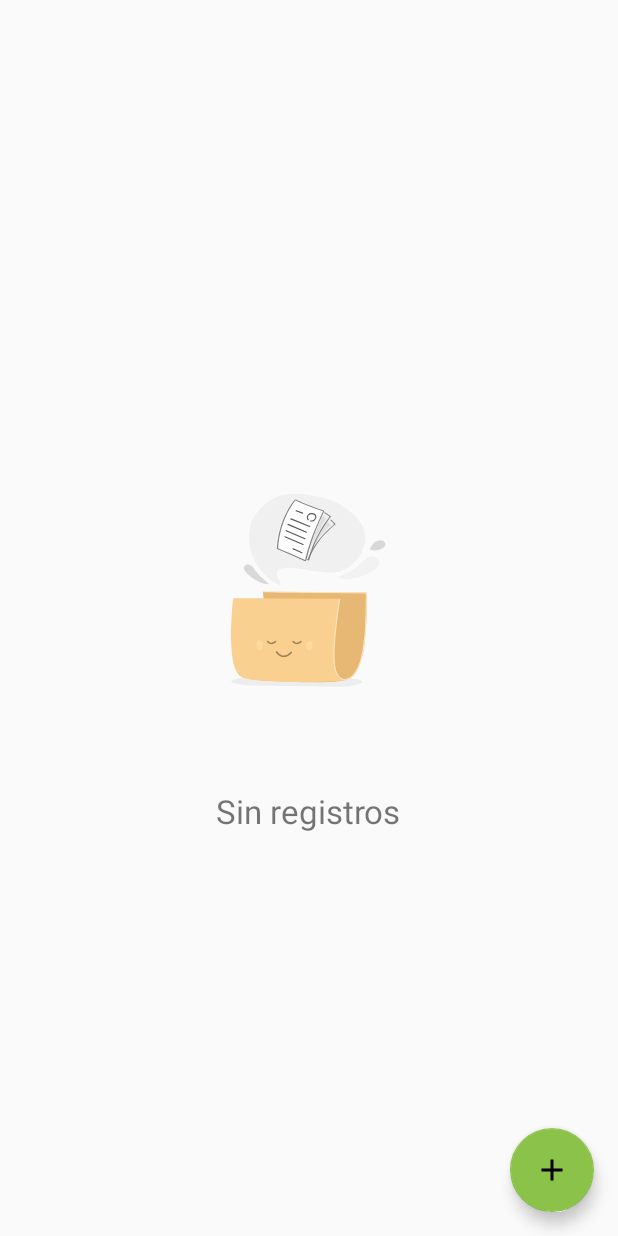
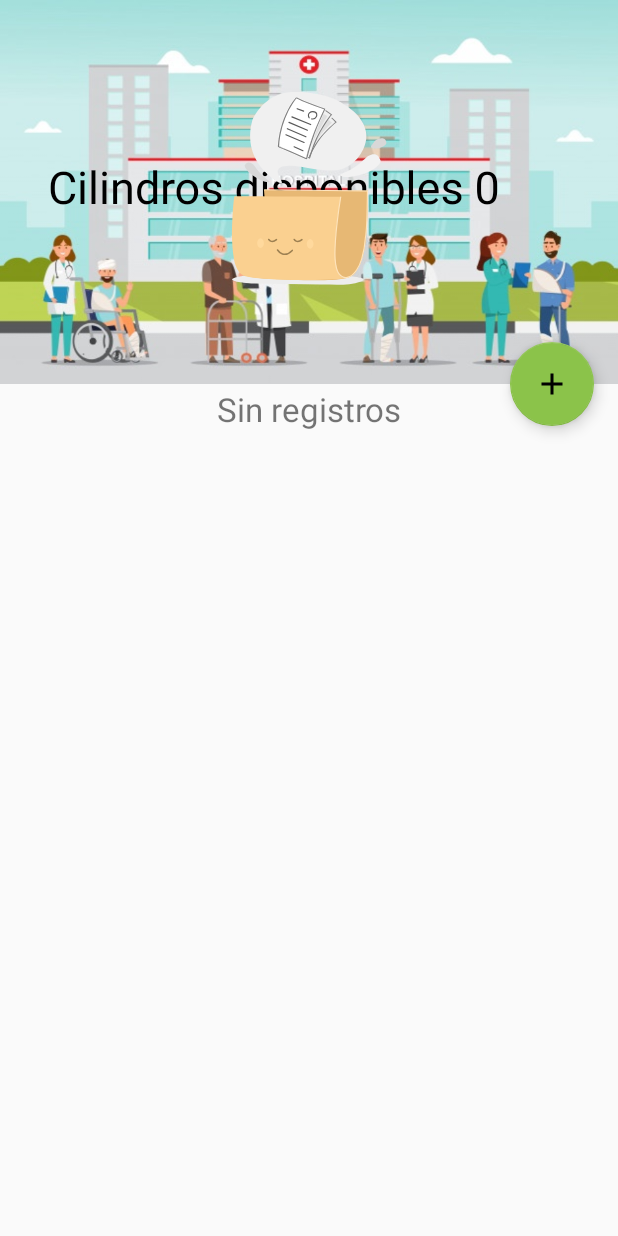
Before and after one commit to AlvaroEGimenez/Control_O2, an Android app: the screen it shows after launch (TankActivity), on a phone screen of 412 x 824 dp. Run offline under Robolectric (Android 15) with nearby library versions, the phone set to English and light mode, and no system bars; our stand-ins replace ButterKnife, Firebase (no records; nobody signed in at launch, a user with empty details on screens opened directly).

Commit message:
collapse toolbar con cantidad de tanques desponibles.

```diff
--- a/app/build.gradle
+++ b/app/build.gradle
@@ -42,6 +42,7 @@ dependencies {
     implementation 'com.android.support:design:29.0.0'
     implementation 'com.android.support:cardview-v7:29.0.0'
     implementation 'com.android.support:recyclerview-v7:29.0.0'
+    implementation 'com.google.android.material:material:1.1.0'
 
     implementation "org.jetbrains.kotlin:kotlin-stdlib-jdk7:$kotlin_version"
     implementation 'com.google.firebase:firebase-analytics:17.4.0'
--- a/app/src/main/java/com/example/controlo2/adapters/TankAdapter.java
+++ b/app/src/main/java/com/example/controlo2/adapters/TankAdapter.java
@@ -36,12 +36,12 @@ public  class TankAdapter extends FirestoreRecyclerAdapter<Tank, TankAdapter.Tan
         tankHolder.itemView.setOnClickListener(v -> clickAdparter.clickTank(recharge));
 
         if (recharge.isOnRecharge()) {
-            tankHolder.textViewInStock.setText("EN RECARGA");
+            tankHolder.textViewInStock.setText(R.string.en_recarga);
             tankHolder.textViewInStock.setTextColor(ContextCompat.getColor(context,R.color.colorRed));
             tankHolder.textViewPsi.setText(" - ");
         }
             else {
-            tankHolder.textViewInStock.setText("DISPONIBLE");
+            tankHolder.textViewInStock.setText(R.string.disponible);
             tankHolder.textViewInStock.setTextColor(ContextCompat.getColor(context, R.color.colorBlack));
             tankHolder.textViewPsi.setText(String.valueOf(recharge.getPressure()));
         }
@@ -69,7 +69,7 @@ public  class TankAdapter extends FirestoreRecyclerAdapter<Tank, TankAdapter.Tan
     }
 
 
-    class TankHolder extends RecyclerView.ViewHolder {
+    static class TankHolder extends RecyclerView.ViewHolder {
         @BindView(R.id.tank_number)
         TextView textview_number;
         @BindView(R.id.textView_psi)
--- a/app/src/main/java/com/example/controlo2/views/ControlTankActivity.java
+++ b/app/src/main/java/com/example/controlo2/views/ControlTankActivity.java
@@ -52,7 +52,7 @@ public class ControlTankActivity extends AppCompatActivity implements UpdatePsiD
 
 
     private FirebaseFirestore db = FirebaseFirestore.getInstance();
-    private Long level;
+    private TankActivity tankActivity = new TankActivity();
     private Map<String, Object> recharge = new HashMap<>();
     private int nTank;
     private Tank tankValues = new Tank();
@@ -283,7 +283,6 @@ public class ControlTankActivity extends AppCompatActivity implements UpdatePsiD
                         Snackbar.make(coordinatorLayout, R.string.valores_actualizados, LENGTH_SHORT).show();
                     }
                     getLevel();
-
                 }).addOnFailureListener(e -> Snackbar.make(coordinatorLayout, R.string.ocurrio_error, LENGTH_SHORT).show());
     }
 
@@ -341,7 +340,7 @@ public class ControlTankActivity extends AppCompatActivity implements UpdatePsiD
 
     @Override
     public void updatePsi(int tank) {
-        level = (long) tank;
+        Long level = (long) tank;
         recharge.put("pressure", level);
         recharge.put("number", nTank);
         setLevels();
--- a/app/src/main/java/com/example/controlo2/views/TankActivity.java
+++ b/app/src/main/java/com/example/controlo2/views/TankActivity.java
@@ -14,7 +14,6 @@ import android.widget.TextView;
 import androidx.annotation.NonNull;
 import androidx.appcompat.app.AlertDialog;
 import androidx.appcompat.app.AppCompatActivity;
-import androidx.appcompat.widget.Toolbar;
 import androidx.constraintlayout.widget.ConstraintLayout;
 import androidx.coordinatorlayout.widget.CoordinatorLayout;
 import androidx.recyclerview.widget.GridLayoutManager;
@@ -28,6 +27,7 @@ import com.example.controlo2.model.Constants;
 import com.example.controlo2.model.ProviderCylinder;
 import com.example.controlo2.model.Tank;
 import com.firebase.ui.firestore.FirestoreRecyclerOptions;
+import com.google.android.material.appbar.CollapsingToolbarLayout;
 import com.google.android.material.floatingactionbutton.FloatingActionButton;
 import com.google.android.material.snackbar.Snackbar;
 import com.google.firebase.firestore.CollectionReference;
@@ -51,14 +51,13 @@ public class TankActivity extends AppCompatActivity implements TankAdapter.onCli
     private TankAdapter tankAdapter;
     private List<ProviderCylinder> providerCylinderList = new ArrayList<>();
 
+
     @BindView(R.id.coordinatorlayout)
     CoordinatorLayout coordinator;
     @BindView(R.id.constraint_empty)
     ConstraintLayout constraintLayout_empty;
-    @BindView(R.id.constraint_ok)
-    ConstraintLayout constraintLayout_ok;
-    @BindView(R.id.toolbarTank)
-    Toolbar toolbar;
+    @BindView(R.id.collapsingToolbar)
+    CollapsingToolbarLayout collapsingToolbarLayout;
     @BindView(R.id.recyclerview_tanks)
     RecyclerView recyclerView;
     @BindView(R.id.progressBar)
@@ -77,12 +76,17 @@ public class TankActivity extends AppCompatActivity implements TankAdapter.onCli
 
         ButterKnife.bind(this);
 
-        setSupportActionBar(toolbar);
         runOnUiThread(this::checkCollection);
         configRecyclerview();
         getMails();
 
         floatingActionButton.setOnClickListener(view -> openDialog());
+    }
+
+    @Override
+    protected void onResume() {
+        super.onResume();
+        cilynderStock();
     }
 
     private void getMails() {
@@ -102,7 +106,6 @@ public class TankActivity extends AppCompatActivity implements TankAdapter.onCli
         FirestoreRecyclerOptions<Tank> options = new FirestoreRecyclerOptions.Builder<Tank>()
                 .setQuery(query, Tank.class)
                 .build();
-
         tankAdapter = new TankAdapter(options, this);
         recyclerView.setHasFixedSize(true);
         LinearLayoutManager linearLayoutManager = new GridLayoutManager(this, 2);
@@ -121,13 +124,26 @@ public class TankActivity extends AppCompatActivity implements TankAdapter.onCli
                 lottieAnimationView.playAnimation();
                 textViewEmpty_state.setVisibility(View.VISIBLE);
                 progressBar.setVisibility(View.INVISIBLE);
-                constraintLayout_ok.setVisibility(View.GONE);
             } else {
                 progressBar.setVisibility(View.GONE);
-                constraintLayout_ok.setVisibility(View.VISIBLE);
+                recyclerView.setVisibility(View.VISIBLE);
                 constraintLayout_empty.setVisibility(View.GONE);
                 lottieAnimationView.pauseAnimation();
                 textViewEmpty_state.setVisibility(View.INVISIBLE);
+            }
+        });
+    }
+
+    public void cilynderStock(){
+        List<Tank> list = new ArrayList<>();
+        db.collection(Constants.COLLECTION).get().addOnCompleteListener(task -> {
+            if (task.isSuccessful()) {
+                for (DocumentSnapshot document : task.getResult()) {
+                    Tank taskItem = document.toObject(Tank.class);
+                    if (!taskItem.isOnRecharge())
+                        list.add(taskItem);
+                }
+                collapsingToolbarLayout.setTitle("Cilindros disponibles " + list.size());
             }
         });
     }
@@ -151,6 +167,7 @@ public class TankActivity extends AppCompatActivity implements TankAdapter.onCli
                     tankAdapter.borrarItem(position);
                     tankAdapter.notifyItemRemoved(position);
                     checkCollection();
+                    cilynderStock();
                 })
                 .setNegativeButton(R.string.cancelar, (dialog, which) -> {
 
@@ -211,6 +228,7 @@ public class TankActivity extends AppCompatActivity implements TankAdapter.onCli
                                     .addOnSuccessListener(aVoid -> {
                                         Snackbar.make(coordinator, R.string.tanque_agregado, Snackbar.LENGTH_SHORT).show();
                                         updateConstraints();
+                                        cilynderStock();
                                         Log.d("TAG", "DocumentSnapshot successfully written!");
                                     })
                                     .addOnFailureListener(e -> {
--- a/app/src/main/res/layout/activity_tank.xml
+++ b/app/src/main/res/layout/activity_tank.xml
@@ -6,8 +6,62 @@
     xmlns:tools="http://schemas.android.com/tools"
     android:layout_width="match_parent"
     android:layout_height="match_parent"
+    android:fitsSystemWindows="true"
+    android:orientation="vertical"
     tools:context=".views.TankActivity">
 
+    <com.google.android.material.appbar.AppBarLayout
+        android:id="@+id/appBarLayout"
+        android:layout_width="match_parent"
+        android:layout_height="256dp"
+
+        android:theme="@style/ThemeOverlay.AppCompat.Dark.ActionBar">
+    <com.google.android.material.appbar.CollapsingToolbarLayout
+        android:id="@+id/collapsingToolbar"
+        android:layout_width="match_parent"
+        android:layout_height="match_parent"
+        app:contentScrim="?attr/colorPrimary"
+        android:theme="@style/Theme.MyFancyTheme"
+        app:expandedTitleTextAppearance="@style/ToolbarText"
+        app:expandedTitleMarginBottom="120dp"
+        app:layout_scrollFlags="scroll|exitUntilCollapsed">
+
+        <ImageView
+            android:layout_width="match_parent"
+            android:layout_height="match_parent"
+            app:layout_collapseMode="parallax"
+            android:src="@drawable/hospital"
+            android:scaleType="fitXY"/>
+
+        <androidx.appcompat.widget.Toolbar
+            android:id="@+id/toolbar"
+            android:layout_width="match_parent"
+            android:layout_height="?attr/actionBarSize"
+            app:titleTextColor="@android:color/white"/>
+
+    </com.google.android.material.appbar.CollapsingToolbarLayout>
+    </com.google.android.material.appbar.AppBarLayout>
+
+    <com.google.android.material.floatingactionbutton.FloatingActionButton
+        android:id="@+id/fab"
+        android:layout_width="wrap_content"
+        android:layout_height="wrap_content"
+        android:src="@drawable/ic_add_black_24dp"
+        android:visibility="invisible"
+        app:fabSize="normal"
+        app:layout_anchorGravity="bottom|end"
+        app:layout_anchor="@id/appBarLayout"
+        android:layout_margin="16dp"
+        app:layout_constraintBottom_toBottomOf="parent"
+        app:layout_constraintEnd_toEndOf="parent"/>
+
+    <androidx.recyclerview.widget.RecyclerView
+        android:id="@+id/recyclerview_tanks"
+        android:layout_width="match_parent"
+        android:layout_height="match_parent"
+        android:layout_marginTop="16dp"
+        app:layout_behavior="@string/appbar_scrolling_view_behavior"
+        tools:visibility="invisible" />
 
     <ProgressBar
         android:id="@+id/progressBar"
@@ -17,60 +71,9 @@
         android:layout_gravity="center_vertical|center_horizontal"/>
 
     <androidx.constraintlayout.widget.ConstraintLayout
-        android:id="@+id/constraint_ok"
+        android:id="@+id/constraint_empty"
         android:layout_width="match_parent"
         android:layout_height="match_parent"
-        android:visibility="gone">
-
-        <androidx.appcompat.widget.Toolbar
-            android:id="@+id/toolbarTank"
-            android:layout_width="match_parent"
-            android:layout_height="?actionBarSize"
-            android:background="@color/colorPrimary"
-            android:elevation="4dp"
-            app:layout_constraintEnd_toEndOf="parent"
-            app:layout_constraintStart_toStartOf="parent"
-            app:layout_constraintTop_toTopOf="parent"
-            app:titleTextColor="@android:color/white">
-
-        </androidx.appcompat.widget.Toolbar>
-
-
-        <androidx.recyclerview.widget.RecyclerView
-            android:id="@+id/recyclerview_tanks"
-            android:layout_width="match_parent"
-            android:layout_height="0dp"
-            android:layout_marginTop="8dp"
-            android:visibility="visible"
-            app:layout_constraintBottom_toBottomOf="parent"
-            app:layout_constraintEnd_toEndOf="parent"
-            app:layout_constraintStart_toStartOf="parent"
-            app:layout_constraintTop_toBottomOf="@+id/toolbarTank">
-        </androidx.recyclerview.widget.RecyclerView>
-
-
-    </androidx.constraintlayout.widget.ConstraintLayout>
-
-
-    <com.google.android.material.floatingactionbutton.FloatingActionButton
-        android:id="@+id/fab"
-        android:layout_width="wrap_content"
-        android:layout_height="wrap_content"
-        android:layout_gravity="bottom|end"
-        android:layout_marginEnd="16dp"
-        android:layout_marginBottom="16dp"
-        android:src="@drawable/ic_add_black_24dp"
-        android:visibility="invisible"
-        app:fabSize="normal"
-        app:layout_constraintBottom_toBottomOf="parent"
-        app:layout_constraintEnd_toEndOf="parent">
-
-    </com.google.android.material.floatingactionbutton.FloatingActionButton>
-
-    <androidx.constraintlayout.widget.ConstraintLayout
-        android:id="@+id/constraint_empty"
-        android:layout_width="wrap_content"
-        android:layout_height="wrap_content"
         android:layout_gravity="center_horizontal|center_vertical"
         tools:visibility="gone">
 
--- a/app/src/main/res/values/colors.xml
+++ b/app/src/main/res/values/colors.xml
@@ -1,6 +1,6 @@
 <?xml version="1.0" encoding="utf-8"?>
 <resources>
-    <color name="colorPrimary">#00BCD4</color>
+    <color name="colorPrimary">#43A047</color>
     <color name="colorPrimaryDark">#4CAF50</color>
     <color name="colorAccent">#8BC34A</color>
     <color name="colorRed">#E91E63</color>
--- a/app/src/main/res/values/strings.xml
+++ b/app/src/main/res/values/strings.xml
@@ -35,5 +35,7 @@
     <string name="observaciones">Observaciones</string>
     <string name="sin_observaciones">Sin observaciones</string>
     <string name="editar_observaciones">Editar observaciones</string>
+    <string name="en_recarga">EN RECARGA</string>
+    <string name="disponible">DISPONIBLE</string>
 
 </resources>
--- a/app/src/main/res/values/styles.xml
+++ b/app/src/main/res/values/styles.xml
@@ -14,6 +14,15 @@
     </style>
     <style name="Theme.MyFancyTheme" parent="android:Theme.Holo">
         <item name="android:homeAsUpIndicator">@drawable/ic_arrow_back_white_24dp</item>
+        <item name="android:textColorPrimary">@color/colorBlack</item>
+        <item name="colorControlNormal">@color/colorBlack</item>
+    </style>
+
+
+    <style name="ToolbarText" parent="TextAppearance.AppCompat">
+        <item name="android:textColor">#000000</item>
+        <item name="android:textSize">30sp</item>
+        <item name="textAllCaps">true</item>
     </style>
 
 </resources>
```
Also changed, not shown: app/src/main/res/drawable/hospital.jpg (added).
